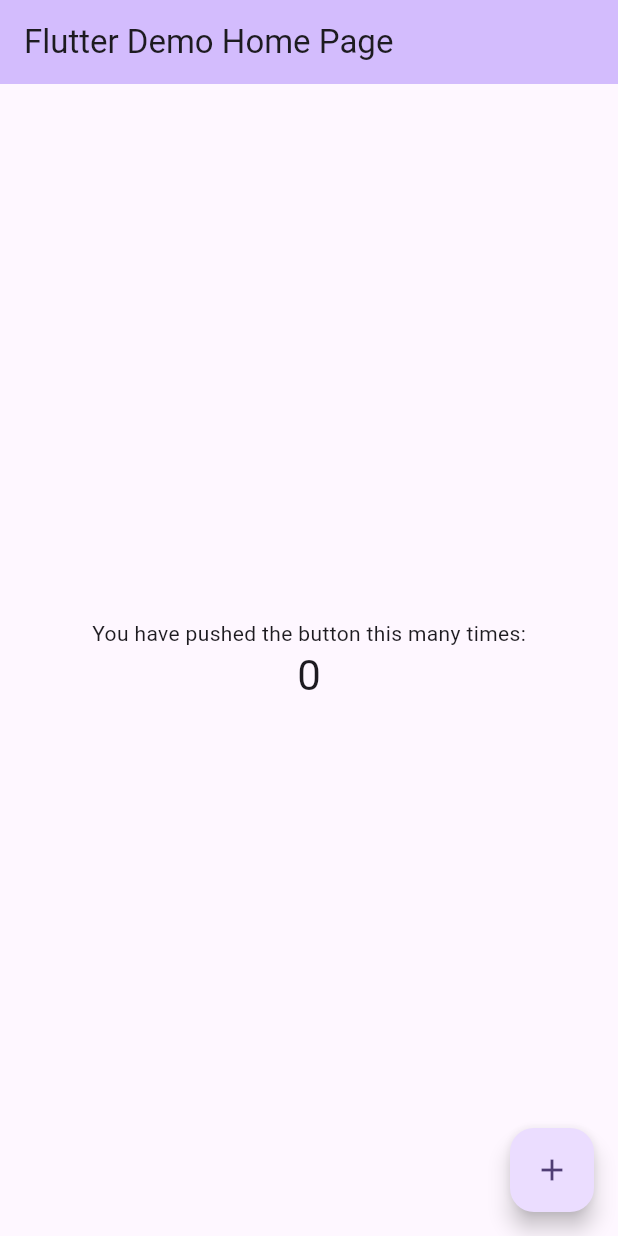
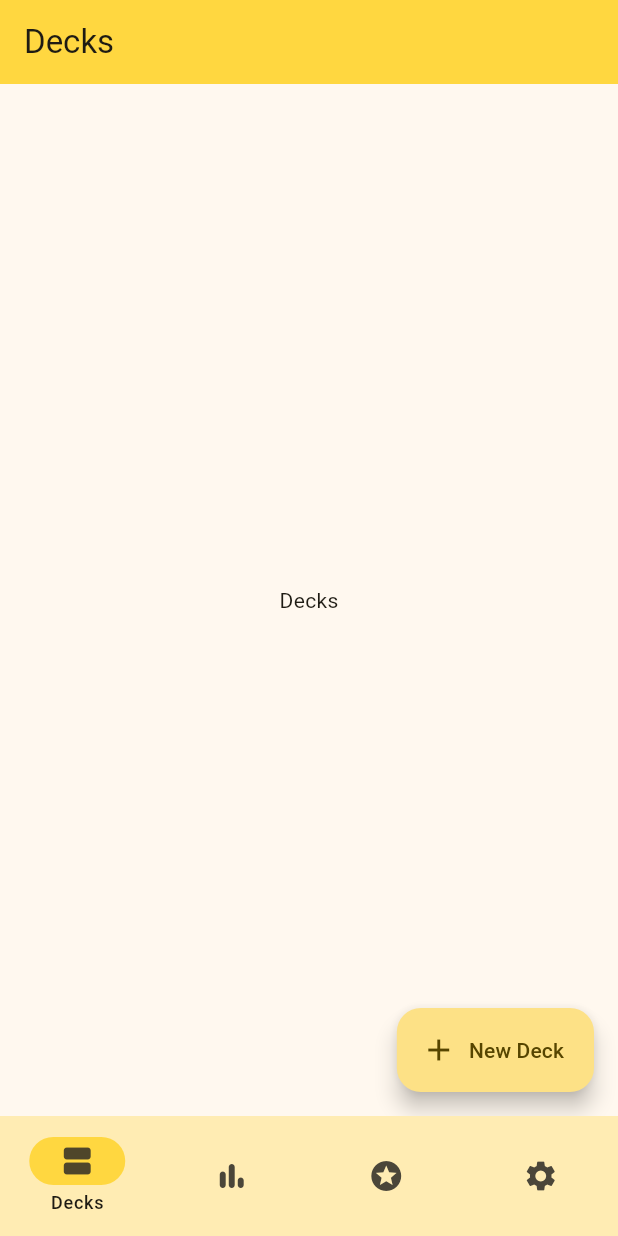
Before and after one commit to benjo-m/MemoWise, a Flutter app: the screen it shows after launch, on a phone screen of 412 x 824 dp. Run offline on Flutter 3.47's test engine with Material 3 defaults, Android fonts, the phone set to English and light mode, and no system bars.

Commit message:
mobile app skeleton

```diff
--- /dev/null
+++ b/mobile/lib/decks_page.dart
@@ -0,0 +1,28 @@
+import 'package:flutter/material.dart';
+
+class DecksPage extends StatelessWidget {
+  const DecksPage({
+    super.key,
+  });
+
+  @override
+  Widget build(BuildContext context) {
+    return Scaffold(
+      appBar: AppBar(
+        title: const Text(
+          'Decks',
+        ),
+        backgroundColor: Colors.amberAccent,
+      ),
+      floatingActionButton: FloatingActionButton.extended(
+        label: const Text("New Deck"),
+        icon: const Icon(Icons.add),
+        onPressed: () {
+          null;
+        },
+        isExtended: true,
+      ),
+      body: const Center(child: Text('Decks')),
+    );
+  }
+}
--- /dev/null
+++ b/mobile/lib/home_page.dart
@@ -0,0 +1,57 @@
+import 'package:flutter/material.dart';
+import 'package:mobile/achievements_page.dart';
+import 'package:mobile/decks_page.dart';
+import 'package:mobile/settings_page.dart';
+import 'package:mobile/stats_page.dart';
+
+class HomePage extends StatefulWidget {
+  const HomePage({super.key});
+
+  @override
+  State<HomePage> createState() => _HomePageState();
+}
+
+class _HomePageState extends State<HomePage> {
+  int currentPageIndex = 0;
+
+  @override
+  Widget build(BuildContext context) {
+    return Scaffold(
+      bottomNavigationBar: NavigationBar(
+        onDestinationSelected: (int index) {
+          setState(() {
+            currentPageIndex = index;
+          });
+        },
+        selectedIndex: currentPageIndex,
+        labelBehavior: NavigationDestinationLabelBehavior.onlyShowSelected,
+        backgroundColor: Colors.amber[100],
+        indicatorColor: Colors.amberAccent,
+        destinations: const <Widget>[
+          NavigationDestination(
+            icon: Icon(Icons.view_agenda),
+            label: 'Decks',
+          ),
+          NavigationDestination(
+            icon: Icon(Icons.bar_chart_rounded),
+            label: 'Stats',
+          ),
+          NavigationDestination(
+            icon: Icon(Icons.stars),
+            label: 'Achievements',
+          ),
+          NavigationDestination(
+            icon: Icon(Icons.settings),
+            label: 'Settings',
+          )
+        ],
+      ),
+      body: <Widget>[
+        const DecksPage(),
+        const StatsPage(),
+        const AchievementsPage(),
+        const SettingsPage(),
+      ][currentPageIndex],
+    );
+  }
+}
--- a/mobile/lib/main.dart
+++ b/mobile/lib/main.dart
@@ -1,4 +1,5 @@
 import 'package:flutter/material.dart';
+import 'home_page.dart';
 
 void main() {
   runApp(const MyApp());
@@ -7,119 +8,15 @@ void main() {
 class MyApp extends StatelessWidget {
   const MyApp({super.key});
 
-  // This widget is the root of your application.
   @override
   Widget build(BuildContext context) {
     return MaterialApp(
-      title: 'Flutter Demo',
+      title: 'MemoWise',
       theme: ThemeData(
-        // This is the theme of your application.
-        //
-        // TRY THIS: Try running your application with "flutter run". You'll see
-        // the application has a purple toolbar. Then, without quitting the app,
-        // try changing the seedColor in the colorScheme below to Colors.green
-        // and then invoke "hot reload" (save your changes or press the "hot
-        // reload" button in a Flutter-supported IDE, or press "r" if you used
-        // the command line to start the app).
-        //
-        // Notice that the counter didn't reset back to zero; the application
-        // state is not lost during the reload. To reset the state, use hot
-        // restart instead.
-        //
-        // This works for code too, not just values: Most code changes can be
-        // tested with just a hot reload.
-        colorScheme: ColorScheme.fromSeed(seedColor: Colors.deepPurple),
+        colorScheme: ColorScheme.fromSeed(seedColor: Colors.amberAccent),
         useMaterial3: true,
       ),
-      home: const MyHomePage(title: 'Flutter Demo Home Page'),
+      home: const HomePage(),
     );
   }
 }
-
-class MyHomePage extends StatefulWidget {
-  const MyHomePage({super.key, required this.title});
-
-  // This widget is the home page of your application. It is stateful, meaning
-  // that it has a State object (defined below) that contains fields that affect
-  // how it looks.
-
-  // This class is the configuration for the state. It holds the values (in this
-  // case the title) provided by the parent (in this case the App widget) and
-  // used by the build method of the State. Fields in a Widget subclass are
-  // always marked "final".
-
-  final String title;
-
-  @override
-  State<MyHomePage> createState() => _MyHomePageState();
-}
-
-class _MyHomePageState extends State<MyHomePage> {
-  int _counter = 0;
-
-  void _incrementCounter() {
-    setState(() {
-      // This call to setState tells the Flutter framework that something has
-      // changed in this State, which causes it to rerun the build method below
-      // so that the display can reflect the updated values. If we changed
-      // _counter without calling setState(), then the build method would not be
-      // called again, and so nothing would appear to happen.
-      _counter++;
-    });
-  }
-
-  @override
-  Widget build(BuildContext context) {
-    // This method is rerun every time setState is called, for instance as done
-    // by the _incrementCounter method above.
-    //
-    // The Flutter framework has been optimized to make rerunning build methods
-    // fast, so that you can just rebuild anything that needs updating rather
-    // than having to individually change instances of widgets.
-    return Scaffold(
-      appBar: AppBar(
-        // TRY THIS: Try changing the color here to a specific color (to
-        // Colors.amber, perhaps?) and trigger a hot reload to see the AppBar
-        // change color while the other colors stay the same.
-        backgroundColor: Theme.of(context).colorScheme.inversePrimary,
-        // Here we take the value from the MyHomePage object that was created by
-        // the App.build method, and use it to set our appbar title.
-        title: Text(widget.title),
-      ),
-      body: Center(
-        // Center is a layout widget. It takes a single child and positions it
-        // in the middle of the parent.
-        child: Column(
-          // Column is also a layout widget. It takes a list of children and
-          // arranges them vertically. By default, it sizes itself to fit its
-          // children horizontally, and tries to be as tall as its parent.
-          //
-          // Column has various properties to control how it sizes itself and
-          // how it positions its children. Here we use mainAxisAlignment to
-          // center the children vertically; the main axis here is the vertical
-          // axis because Columns are vertical (the cross axis would be
-          // horizontal).
-          //
-          // TRY THIS: Invoke "debug painting" (choose the "Toggle Debug Paint"
-          // action in the IDE, or press "p" in the console), to see the
-          // wireframe for each widget.
-          mainAxisAlignment: MainAxisAlignment.center,
-          children: <Widget>[
-            const Text(
-              'You have pushed the button this many times:',
-            ),
-            Text(
-              '$_counter',
-              style: Theme.of(context).textTheme.headlineMedium,
-            ),
-          ],
-        ),
-      ),
-      floatingActionButton: FloatingActionButton(
-        onPressed: _incrementCounter,
-        tooltip: 'Increment',
-        child: const Icon(Icons.add),
-      ), // This trailing comma makes auto-formatting nicer for build methods.
-    );
-  }
-}
```
Also changed, not shown: mobile/lib/achievements_page.dart (added, +18 -0 lines), mobile/lib/settings_page.dart (added, +18 -0 lines), mobile/lib/stats_page.dart (added, +18 -0 lines).
